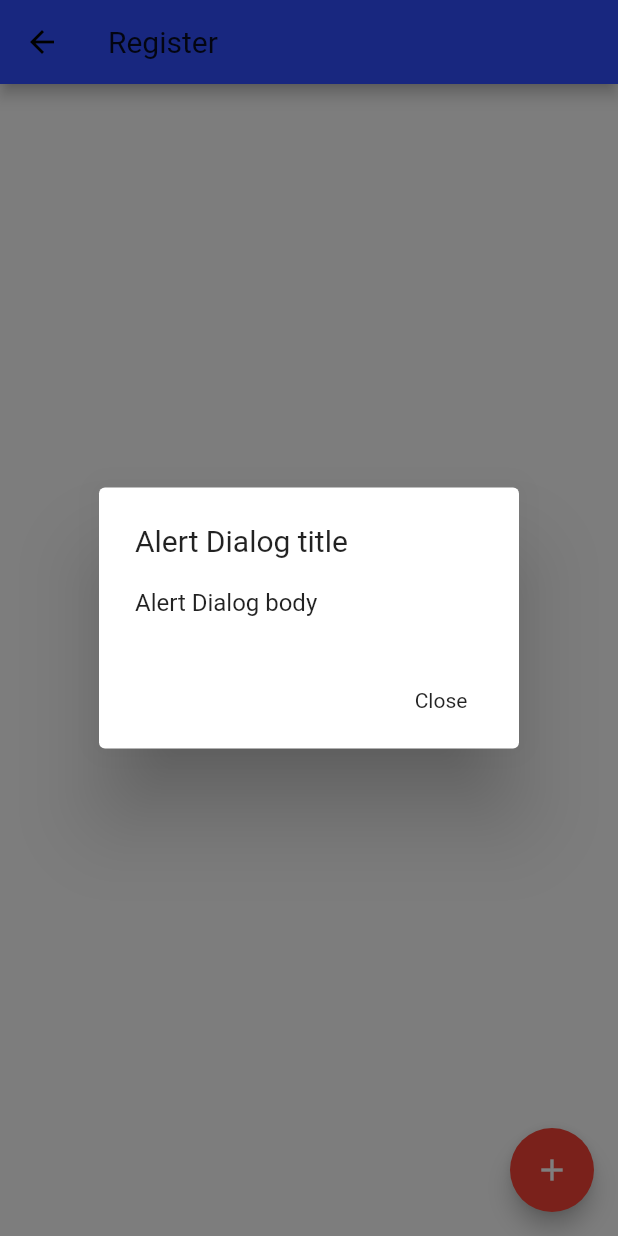
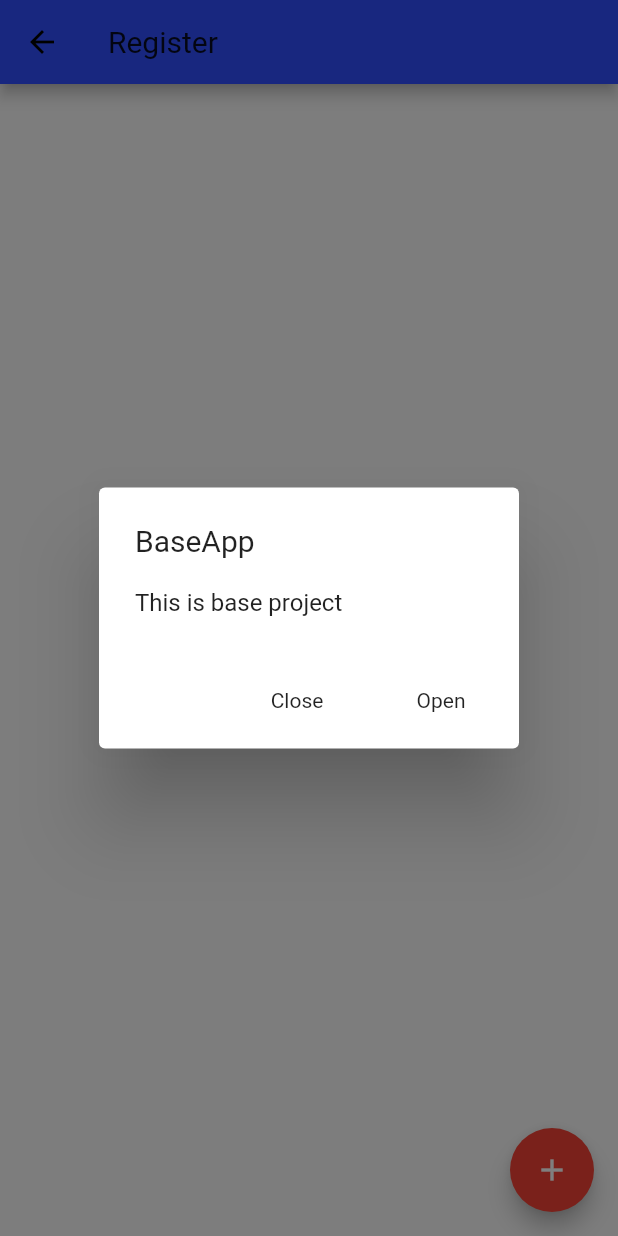
Before and after one commit to vientn1998/base_app_flutter, a Flutter app: the RegisterScreen screen opened directly, after a tap on the "add" icon, on a phone screen of 412 x 824 dp. Run offline on Flutter 3.47's test engine with Material 2 defaults, Android fonts, the phone set to English and light mode, and no system bars; our stand-ins replace bloc, connectivity, dio, equatable, flutter_bloc, fluttertoast and 2 more; missing offline and left inert: app_settings; accounts and stored records are empty.

```diff
--- a/lib/screens/login_screen.dart
+++ b/lib/screens/login_screen.dart
@@ -30,6 +30,7 @@ class _LoginScreenState extends State<LoginScreen> {
       floatingActionButton: FloatingActionButton(
         onPressed: () {
           Get.back();
+          Get.back();
         },
         tooltip: 'Fetch',
         child: Icon(Icons.add),
--- a/lib/screens/register_screen.dart
+++ b/lib/screens/register_screen.dart
@@ -1,4 +1,5 @@
 import 'package:base_app_flutter/screens/splash_screen.dart';
+import 'package:base_app_flutter/utils/dialog_utils.dart';
 import 'package:flutter/material.dart';
 import 'package:get/get.dart';
 
@@ -17,36 +18,39 @@ class _RegisterScreenState extends State<RegisterScreen> {
       floatingActionButton: FloatingActionButton(
         onPressed: () {
           // _showDialog();
-          Get.generalDialog(
-            pageBuilder: (context, animation, secondaryAnimation) {
-              return AlertDialog(
-                title: new Text("Alert Dialog title"),
-                content: new Text("Alert Dialog body"),
-                actions: <Widget>[
-                  // usually buttons at the bottom of the dialog
-                  new FlatButton(
-                    child: new Text("Close"),
-                    onPressed: () {
-                      Navigator.of(context).pop();
-                    },
-                  ),
-                ],
-              );
-            },
-            transitionDuration: Duration(milliseconds: 200),
-            barrierDismissible: true,
-            barrierLabel: '',
-            barrierColor: Colors.black.withOpacity(0.5),
-            transitionBuilder: (context, animation, secondaryAnimation, child) {
-              return Transform.scale(
-                scale: animation.value,
-                child: Opacity(
-                  opacity: animation.value,
-                  child: child,
-                ),
-              );
-            },
-          );
+          // Get.generalDialog(
+          //   pageBuilder: (context, animation, secondaryAnimation) {
+          //     return AlertDialog(
+          //       title: new Text("Alert Dialog title"),
+          //       content: new Text("Alert Dialog body"),
+          //       actions: <Widget>[
+          //         // usually buttons at the bottom of the dialog
+          //         new FlatButton(
+          //           child: new Text("Close"),
+          //           onPressed: () {
+          //             Navigator.of(context).pop();
+          //           },
+          //         ),
+          //       ],
+          //     );
+          //   },
+          //   transitionDuration: Duration(milliseconds: 200),
+          //   barrierDismissible: true,
+          //   barrierLabel: '',
+          //   barrierColor: Colors.black.withOpacity(0.5),
+          //   transitionBuilder: (context, animation, secondaryAnimation, child) {
+          //     return Transform.scale(
+          //       scale: animation.value,
+          //       child: Opacity(
+          //         opacity: animation.value,
+          //         child: child,
+          //       ),
+          //     );
+          //   },
+          // );
+          DialogUtils.showCustomDialog(title: "BaseApp", message: "This is base project", onPressedYes: () {
+            Get.back();
+          });
         },
         tooltip: 'Fetch',
         child: Icon(Icons.add),
--- /dev/null
+++ b/lib/utils/dialog_utils.dart
@@ -0,0 +1,60 @@
+import 'package:base_app_flutter/constants/app_theme.dart';
+import 'package:base_app_flutter/constants/colors.dart';
+import 'package:flutter/material.dart';
+import 'package:fluttertoast/fluttertoast.dart';
+import 'package:get/get.dart';
+
+class DialogUtils {
+  DialogUtils._();
+  static showToast({String message, Color backgroundColor, ToastGravity gravity = ToastGravity.BOTTOM}) {
+    Fluttertoast.showToast(
+      msg: message,
+      toastLength: Toast.LENGTH_SHORT,
+      gravity: gravity,
+      timeInSecForIosWeb: 1,
+      backgroundColor: backgroundColor == null ? AppColors.primary : backgroundColor,
+      textColor: Colors.white,
+      fontSize: 15.0,
+    );
+  }
+
+  static showCustomDialog({
+    String title, String message,
+    Function onPressedNo,
+    Function onPressedYes}) async{
+    return Get.generalDialog(
+      pageBuilder: (context, animation, secondaryAnimation) {
+        return AlertDialog(
+          title: new Text(title),
+          content: new Text(message),
+          actions: <Widget>[
+            // usually buttons at the bottom of the dialog
+            new FlatButton(
+              child: new Text("Close"),
+              onPressed: () {
+                Get.back();
+              },
+            ),
+            new FlatButton(
+              child: new Text("Open"),
+              onPressed: onPressedYes,
+            ),
+          ],
+        );
+      },
+      transitionDuration: Duration(milliseconds: 200),
+      barrierDismissible: false,
+      barrierLabel: '',
+      barrierColor: Colors.black.withOpacity(0.5),
+      transitionBuilder: (context, animation, secondaryAnimation, child) {
+        return Transform.scale(
+          scale: animation.value,
+          child: Opacity(
+            opacity: animation.value,
+            child: child,
+          ),
+        );
+      },
+    );
+  }
+}
--- a/pubspec.yaml
+++ b/pubspec.yaml
@@ -37,6 +37,7 @@ dependencies:
   keyboard_visibility: ^0.5.6
   connectivity: ^0.4.9+5
   get: ^3.15.0
+  fluttertoast: ^7.1.1
 
   flutter_localizations:
     sdk: flutter
```
Also changed, not shown: lib/app/my_app.dart (+129 -3 lines).
